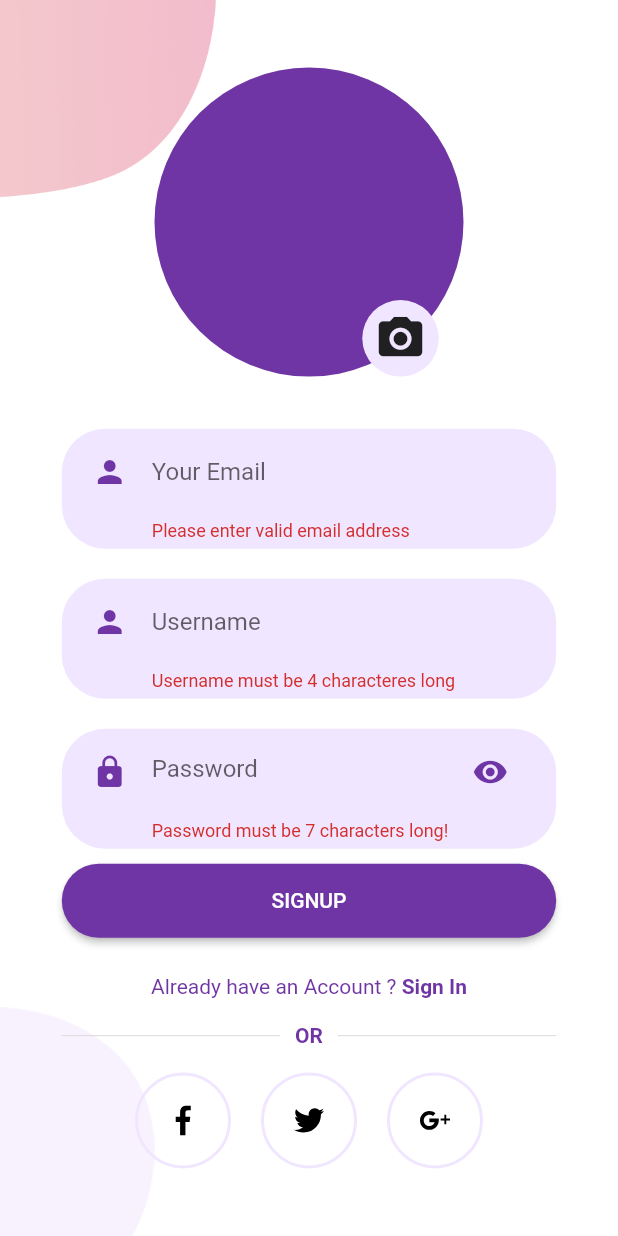
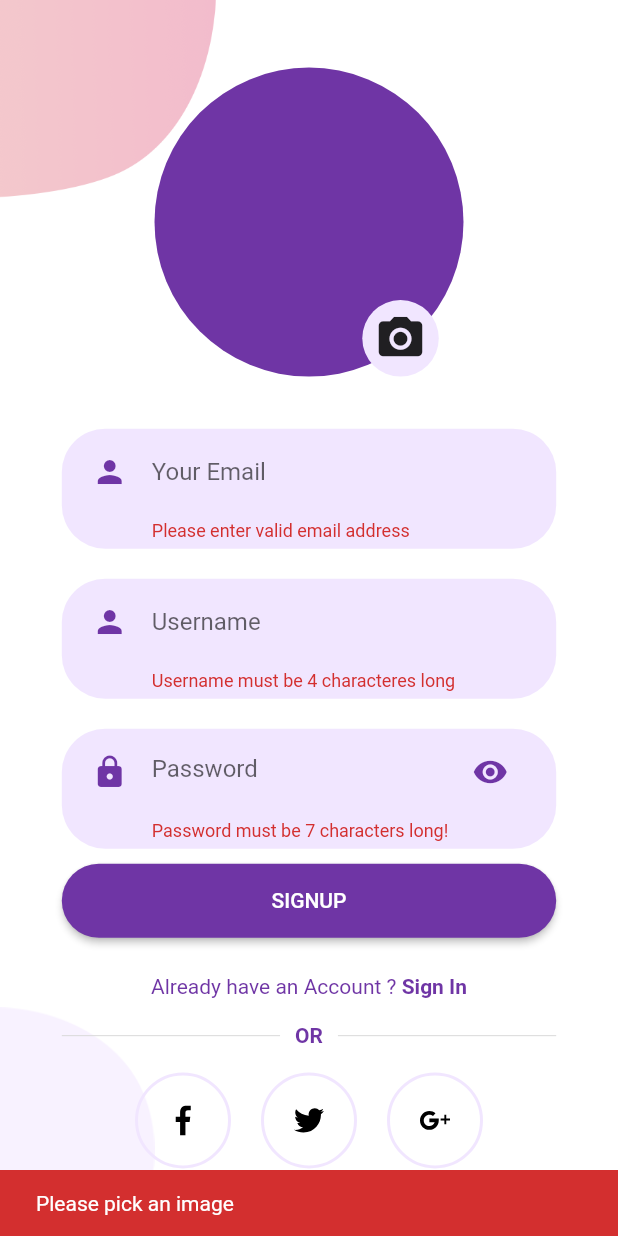
Before and after one commit to Kshitij-25/Firebase-Chat, a Flutter app: the SignUpScreen screen opened by its route, after a tap on "SIGNUP", on a phone screen of 412 x 824 dp. Run offline on Flutter 3.47's test engine with Material 2 defaults, Android fonts, the phone set to English and light mode, and no system bars; our stand-ins replace cloud_firestore, firebase_auth, firebase_storage, flutter_svg, image_picker; accounts and stored records are empty.

Commit message:
image upload

```diff
--- a/lib/screens/Login/components/body.dart
+++ b/lib/screens/Login/components/body.dart
@@ -32,7 +32,7 @@ class _BodyState extends State<Body> {
 
   void _trySubmit() {
     final isValid = _formKey.currentState.validate();
-    Focus.of(context).unfocus();
+    // Focus.of(context).unfocus();
     if (isValid) {
       _formKey.currentState.save();
       widget.submitFn(
--- a/lib/screens/Signup/components/body.dart
+++ b/lib/screens/Signup/components/body.dart
@@ -1,4 +1,4 @@
-import 'dart:io' show Platform;
+import 'dart:io' show File, Platform;
 import 'package:chat_app/components/already_have_an_account_acheck.dart';
 
 import 'package:chat_app/components/rounded_input_field.dart';
@@ -19,6 +19,7 @@ class Body extends StatefulWidget {
     String email,
     String password,
     String username,
+    File image,
     BuildContext context,
   ) submitFn;
   Body(
@@ -34,16 +35,31 @@ class _BodyState extends State<Body> {
   String _userEmail = '';
   String _userName = '';
   String _userPassword = '';
+  File _userImageFile;
+
+  void _pickedImage(File image) {
+    _userImageFile = image;
+  }
 
   void _trySubmit() {
     final isValid = _formKey.currentState.validate();
-    Focus.of(context).unfocus();
+    // Focus.of(context).unfocus();
+    if (_userImageFile == null) {
+      Scaffold.of(context).showSnackBar(
+        SnackBar(
+          content: Text('Please pick an image'),
+          backgroundColor: Theme.of(context).errorColor,
+        ),
+      );
+      return;
+    }
     if (isValid) {
       _formKey.currentState.save();
       widget.submitFn(
         _userEmail.trim(),
         _userName.trim(),
         _userPassword.trim(),
+        _userImageFile,
         context,
       );
     }
@@ -59,7 +75,7 @@ class _BodyState extends State<Body> {
           child: Column(
             mainAxisAlignment: MainAxisAlignment.center,
             children: <Widget>[
-              UserImagePicker(),
+              UserImagePicker(_pickedImage),
               SizedBox(height: size.height * 0.03),
               RoundedInputField(
                 hintText: "Your Email",
--- a/lib/screens/Signup/signup_screen.dart
+++ b/lib/screens/Signup/signup_screen.dart
@@ -1,5 +1,8 @@
+import 'dart:io';
+
 import 'package:cloud_firestore/cloud_firestore.dart';
 import 'package:firebase_auth/firebase_auth.dart';
+import 'package:firebase_storage/firebase_storage.dart';
 import 'package:flutter/material.dart';
 import 'package:flutter/services.dart';
 
@@ -20,6 +23,7 @@ class _SignUpScreenState extends State<SignUpScreen> {
     String email,
     String username,
     String password,
+    File image,
     BuildContext ctx,
   ) async {
     AuthResult authResult;
@@ -29,6 +33,11 @@ class _SignUpScreenState extends State<SignUpScreen> {
       });
       authResult = await _auth.createUserWithEmailAndPassword(
           email: email, password: password);
+      final ref = FirebaseStorage.instance
+          .ref()
+          .child('user_image')
+          .child(authResult.user.uid + '.jpg');
+      await ref.putFile(image).onComplete;
       await Firestore.instance
           .collection('users')
           .document(authResult.user.uid)
--- a/lib/widgets/pickers/user_image_picker.dart
+++ b/lib/widgets/pickers/user_image_picker.dart
@@ -6,6 +6,8 @@ import 'package:image_picker/image_picker.dart';
 import '../../constants.dart';
 
 class UserImagePicker extends StatefulWidget {
+  final void Function(File pickedImage) imagePickFn;
+  UserImagePicker(this.imagePickFn);
   @override
   _UserImagePickerState createState() => _UserImagePickerState();
 }
@@ -21,6 +23,7 @@ class _UserImagePickerState extends State<UserImagePicker> {
     setState(() {
       _image = pickedImageFile;
     });
+    widget.imagePickFn(pickedImageFile);
   }
 
   void _takePhoto() async {
@@ -29,6 +32,7 @@ class _UserImagePickerState extends State<UserImagePicker> {
     setState(() {
       _image = takePhotoFile;
     });
+    widget.imagePickFn(takePhotoFile);
   }
 
   @override
--- a/pubspec.yaml
+++ b/pubspec.yaml
@@ -32,6 +32,7 @@ dependencies:
   flutter_svg:
   firebase_auth:
   image_picker:
+  firebase_storage:
 
 dev_dependencies:
   flutter_test:
```
Also changed, not shown: pubspec.lock, 2 other files.
